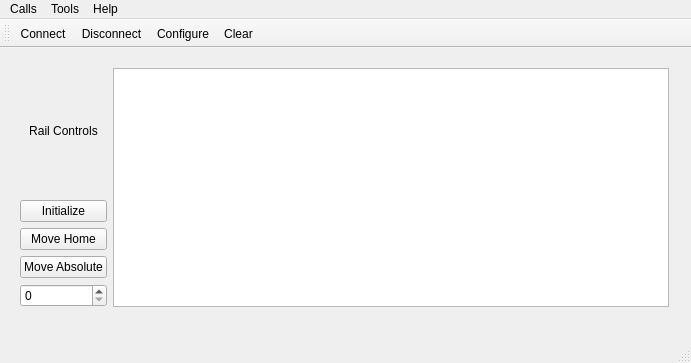
Above: mainwindow.ui from DonMunn/RailComm before the change. Below: the same form after it.
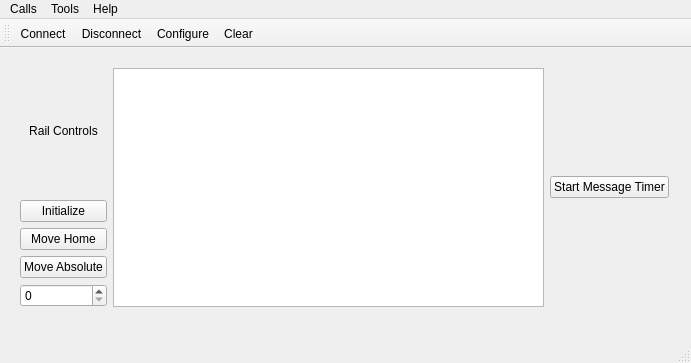
That is the form after the change. Icons and pictures are not drawn.

Commit message: Cleaned up code, changed sending of message to use a timer

What changed in the file:
```diff
--- a/mainwindow.ui
+++ b/mainwindow.ui
@@ -68,6 +68,13 @@
      <item>
       <layout class="QVBoxLayout" name="verticalLayout_3"/>
      </item>
+     <item>
+      <widget class="QPushButton" name="pushButtonStartMessageTimer">
+       <property name="text">
+        <string>Start Message Timer</string>
+       </property>
+      </widget>
+     </item>
     </layout>
    </widget>
   </widget>
```
The commit also changes 6 other files.
